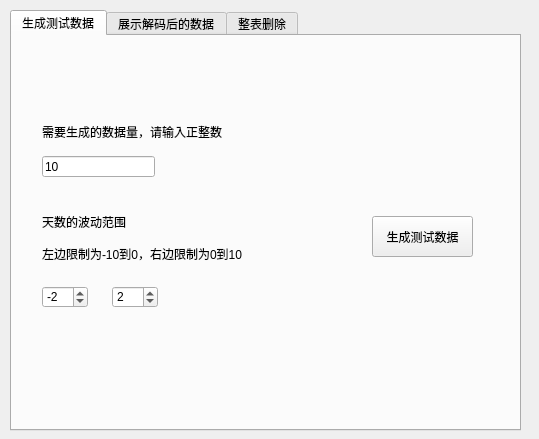
First picture: the form in UI/toolbox.ui, repository nitaichuchong/Check_in_tool, before the edit.
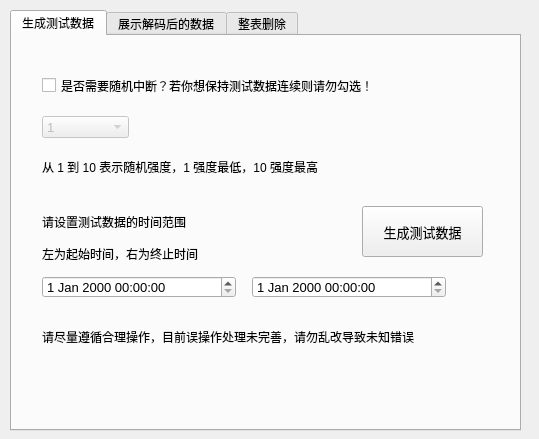
Second picture: the form after the edit. The open tabs and pages were chosen to show the change.

The edit to the form file:
```diff
--- a/UI/toolbox.ui
+++ b/UI/toolbox.ui
@@ -32,88 +32,32 @@
     <widget class="QPushButton" name="pushButton_generate">
      <property name="geometry">
       <rect>
-       <x>360</x>
-       <y>180</y>
-       <width>101</width>
-       <height>41</height>
+       <x>350</x>
+       <y>170</y>
+       <width>121</width>
+       <height>51</height>
       </rect>
      </property>
+     <property name="font">
+      <font>
+       <pointsize>10</pointsize>
+      </font>
+     </property>
      <property name="text">
       <string>生成测试数据</string>
      </property>
     </widget>
-    <widget class="QLabel" name="label">
-     <property name="geometry">
-      <rect>
-       <x>30</x>
-       <y>80</y>
-       <width>231</width>
-       <height>31</height>
-      </rect>
-     </property>
-     <property name="text">
-      <string>需要生成的数据量，请输入正整数</string>
-     </property>
-    </widget>
-    <widget class="QLineEdit" name="lineEdit_data_size">
-     <property name="geometry">
-      <rect>
-       <x>30</x>
-       <y>120</y>
-       <width>113</width>
-       <height>21</height>
-      </rect>
-     </property>
-     <property name="text">
-      <string>10</string>
-     </property>
-    </widget>
     <widget class="QLabel" name="label_2">
      <property name="geometry">
       <rect>
        <x>30</x>
        <y>170</y>
-       <width>111</width>
+       <width>191</width>
        <height>31</height>
       </rect>
      </property>
      <property name="text">
-      <string>天数的波动范围</string>
-     </property>
-    </widget>
-    <widget class="QSpinBox" name="spinBox_left">
-     <property name="geometry">
-      <rect>
-       <x>30</x>
-       <y>250</y>
-       <width>46</width>
-       <height>22</height>
-      </rect>
-     </property>
-     <property name="minimum">
-      <number>-10</number>
-     </property>
-     <property name="maximum">
-      <number>0</number>
-     </property>
-     <property name="value">
-      <number>-2</number>
-     </property>
-    </widget>
-    <widget class="QSpinBox" name="spinBox_right">
-     <property name="geometry">
-      <rect>
-       <x>100</x>
-       <y>250</y>
-       <width>46</width>
-       <height>22</height>
-      </rect>
-     </property>
-     <property name="maximum">
-      <number>10</number>
-     </property>
-     <property name="value">
-      <number>2</number>
+      <string>请设置测试数据的时间范围</string>
      </property>
     </widget>
     <widget class="QLabel" name="label_3">
@@ -126,7 +70,149 @@
       </rect>
      </property>
      <property name="text">
-      <string>左边限制为-10到0，右边限制为0到10</string>
+      <string>左为起始时间，右为终止时间</string>
+     </property>
+    </widget>
+    <widget class="QLabel" name="label_4">
+     <property name="geometry">
+      <rect>
+       <x>30</x>
+       <y>290</y>
+       <width>471</width>
+       <height>21</height>
+      </rect>
+     </property>
+     <property name="text">
+      <string>请尽量遵循合理操作，目前误操作处理未完善，请勿乱改导致未知错误</string>
+     </property>
+    </widget>
+    <widget class="QDateTimeEdit" name="dateTimeEdit_start">
+     <property name="geometry">
+      <rect>
+       <x>30</x>
+       <y>240</y>
+       <width>194</width>
+       <height>22</height>
+      </rect>
+     </property>
+     <property name="font">
+      <font>
+       <pointsize>10</pointsize>
+      </font>
+     </property>
+    </widget>
+    <widget class="QDateTimeEdit" name="dateTimeEdit_end">
+     <property name="geometry">
+      <rect>
+       <x>240</x>
+       <y>240</y>
+       <width>194</width>
+       <height>22</height>
+      </rect>
+     </property>
+     <property name="font">
+      <font>
+       <pointsize>10</pointsize>
+      </font>
+     </property>
+    </widget>
+    <widget class="QCheckBox" name="checkBox">
+     <property name="geometry">
+      <rect>
+       <x>30</x>
+       <y>40</y>
+       <width>421</width>
+       <height>19</height>
+      </rect>
+     </property>
+     <property name="text">
+      <string>是否需要随机中断？若你想保持测试数据连续则请勿勾选！</string>
+     </property>
+    </widget>
+    <widget class="QComboBox" name="comboBox_random">
+     <property name="enabled">
+      <bool>false</bool>
+     </property>
+     <property name="geometry">
+      <rect>
+       <x>30</x>
+       <y>80</y>
+       <width>87</width>
+       <height>22</height>
+      </rect>
+     </property>
+     <property name="font">
+      <font>
+       <pointsize>10</pointsize>
+      </font>
+     </property>
+     <item>
+      <property name="text">
+       <string>1</string>
+      </property>
+     </item>
+     <item>
+      <property name="text">
+       <string>2</string>
+      </property>
+     </item>
+     <item>
+      <property name="text">
+       <string>3</string>
+      </property>
+     </item>
+     <item>
+      <property name="text">
+       <string>4</string>
+      </property>
+     </item>
+     <item>
+      <property name="text">
+       <string>5</string>
+      </property>
+     </item>
+     <item>
+      <property name="text">
+       <string>6</string>
+      </property>
+     </item>
+     <item>
+      <property name="text">
+       <string>7</string>
+      </property>
+     </item>
+     <item>
+      <property name="text">
+       <string>8</string>
+      </property>
+     </item>
+     <item>
+      <property name="text">
+       <string>9</string>
+      </property>
+     </item>
+     <item>
+      <property name="text">
+       <string>10</string>
+      </property>
+     </item>
+    </widget>
+    <widget class="QLabel" name="label">
+     <property name="geometry">
+      <rect>
+       <x>30</x>
+       <y>110</y>
+       <width>441</width>
+       <height>41</height>
+      </rect>
+     </property>
+     <property name="font">
+      <font>
+       <pointsize>9</pointsize>
+      </font>
+     </property>
+     <property name="text">
+      <string>从 1 到 10 表示随机强度，1 强度最低，10 强度最高</string>
      </property>
     </widget>
    </widget>
```
Left out of the diff: 4 changed lines with no effect on the pictures.
